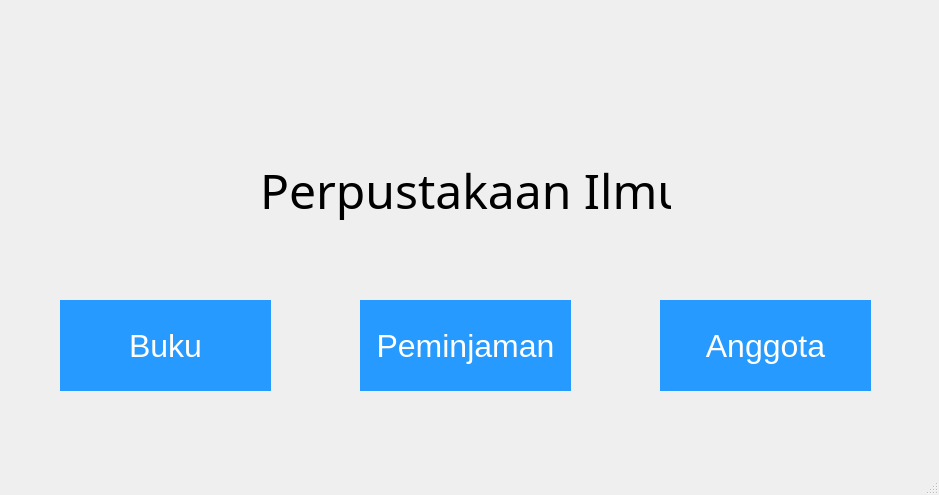
The window that library.ui (kyraa16/LibraryManagement) describes before a commit, drawn with Qt 5.
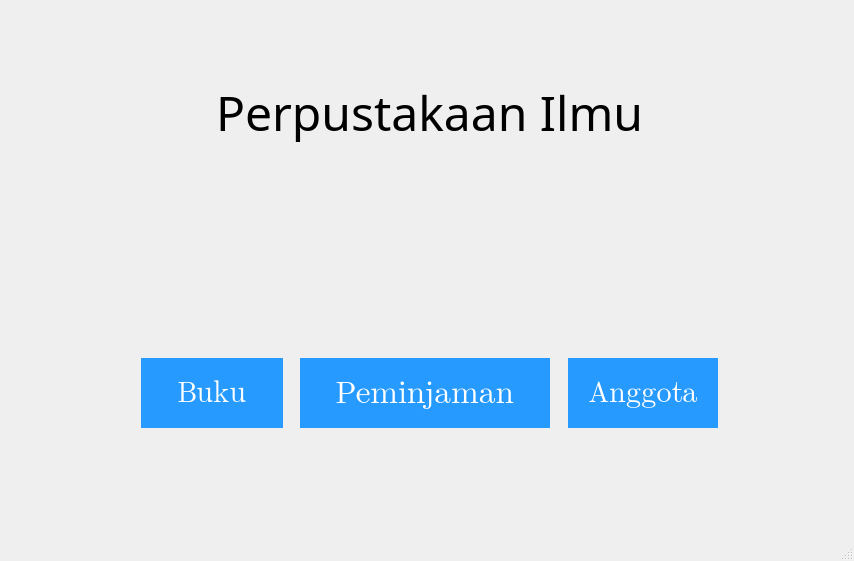
The same window after the commit. Icons and pictures are not drawn.

Diff of the .ui file:
```diff
--- a/library.ui
+++ b/library.ui
@@ -6,63 +6,46 @@
    <rect>
     <x>0</x>
     <y>0</y>
-    <width>939</width>
-    <height>495</height>
+    <width>854</width>
+    <height>561</height>
    </rect>
   </property>
   <property name="windowTitle">
    <string>Library</string>
   </property>
   <widget class="QWidget" name="centralwidget">
-   <widget class="QPushButton" name="bukuButton">
+   <widget class="QWidget" name="verticalLayoutWidget">
     <property name="geometry">
      <rect>
-      <x>60</x>
-      <y>300</y>
-      <width>211</width>
-      <height>91</height>
+      <x>130</x>
+      <y>40</y>
+      <width>599</width>
+      <height>411</height>
      </rect>
     </property>
-    <property name="font">
-     <font>
-      <pointsize>24</pointsize>
-     </font>
-    </property>
-    <property name="cursor">
-     <cursorShape>ArrowCursor</cursorShape>
-    </property>
-    <property name="styleSheet">
-     <string notr="true">#bukuButton {
-	border: none;
-	background-color: rgb(38, 154, 255);
-	color: rgb(255, 255, 255);
-}</string>
-    </property>
-    <property name="text">
-     <string>Buku</string>
-    </property>
-   </widget>
-   <widget class="QLabel" name="label">
-    <property name="geometry">
-     <rect>
-      <x>190</x>
-      <y>100</y>
-      <width>49</width>
-      <height>16</height>
-     </rect>
-    </property>
-    <property name="text">
-     <string/>
-    </property>
-   </widget>
+    <layout class="QVBoxLayout" name="verticalLayout">
+     <item>
+      <layout class="QHBoxLayout" name="horizontalLayout_2">
+       <item>
+        <spacer name="horizontalSpacer">
+         <property name="orientation">
+          <enum>Qt::Horizontal</enum>
+         </property>
+         <property name="sizeHint" stdset="0">
+          <size>
+           <width>40</width>
+           <height>20</height>
+          </size>
+         </property>
+        </spacer>
+       </item>
+       <item>
    <widget class="QLabel" name="label_2">
-    <property name="geometry">
-     <rect>
-      <x>260</x>
-      <y>140</y>
-      <width>411</width>
-      <height>101</height>
-     </rect>
+         <property name="maximumSize">
+          <size>
+           <width>16777215</width>
+           <height>100</height>
+          </size>
     </property>
     <property name="font">
      <font>
@@ -74,14 +57,50 @@
      <string>Perpustakaan Ilmu</string>
     </property>
    </widget>
+       </item>
+       <item>
+        <spacer name="horizontalSpacer_2">
+         <property name="orientation">
+          <enum>Qt::Horizontal</enum>
+         </property>
+         <property name="sizeHint" stdset="0">
+          <size>
+           <width>40</width>
+           <height>20</height>
+          </size>
+         </property>
+        </spacer>
+       </item>
+      </layout>
+     </item>
+     <item>
+      <layout class="QHBoxLayout" name="horizontalLayout_3">
+       <property name="topMargin">
+        <number>0</number>
+       </property>
+       <property name="bottomMargin">
+        <number>20</number>
+       </property>
+       <item>
+        <spacer name="horizontalSpacer_3">
+         <property name="orientation">
+          <enum>Qt::Horizontal</enum>
+         </property>
+         <property name="sizeHint" stdset="0">
+          <size>
+           <width>40</width>
+           <height>20</height>
+          </size>
+         </property>
+        </spacer>
+       </item>
+       <item>
    <widget class="QLabel" name="label_4">
-    <property name="geometry">
-     <rect>
-      <x>410</x>
-      <y>60</y>
-      <width>91</width>
-      <height>81</height>
-     </rect>
+         <property name="maximumSize">
+          <size>
+           <width>150</width>
+           <height>120</height>
+          </size>
     </property>
     <property name="text">
      <string/>
@@ -93,17 +112,90 @@
      <bool>true</bool>
     </property>
    </widget>
+       </item>
+       <item>
+        <spacer name="horizontalSpacer_4">
+         <property name="orientation">
+          <enum>Qt::Horizontal</enum>
+         </property>
+         <property name="sizeHint" stdset="0">
+          <size>
+           <width>40</width>
+           <height>20</height>
+          </size>
+         </property>
+        </spacer>
+       </item>
+      </layout>
+     </item>
+     <item>
+      <layout class="QHBoxLayout" name="horizontalLayout">
+       <item>
+        <spacer name="horizontalSpacer_7">
+         <property name="orientation">
+          <enum>Qt::Horizontal</enum>
+         </property>
+         <property name="sizeHint" stdset="0">
+          <size>
+           <width>40</width>
+           <height>20</height>
+          </size>
+         </property>
+        </spacer>
+       </item>
+       <item>
+        <widget class="QPushButton" name="bukuButton">
+         <property name="minimumSize">
+          <size>
+           <width>0</width>
+           <height>70</height>
+          </size>
+         </property>
+         <property name="font">
+          <font>
+           <family>Segoe UI Emoji</family>
+           <pointsize>22</pointsize>
+          </font>
+         </property>
+         <property name="cursor">
+          <cursorShape>ArrowCursor</cursorShape>
+         </property>
+         <property name="styleSheet">
+          <string notr="true">#bukuButton {
+	border: none;
+	background-color: rgb(38, 154, 255);
+	color: rgb(255, 255, 255);
+}</string>
+         </property>
+         <property name="text">
+          <string>     Buku     </string>
+         </property>
+        </widget>
+       </item>
+       <item>
+        <spacer name="horizontalSpacer_5">
+         <property name="orientation">
+          <enum>Qt::Horizontal</enum>
+         </property>
+         <property name="sizeHint" stdset="0">
+          <size>
+           <width>40</width>
+           <height>20</height>
+          </size>
+         </property>
+        </spacer>
+       </item>
+       <item>
    <widget class="QPushButton" name="peminjamanButton">
-    <property name="geometry">
-     <rect>
-      <x>360</x>
-      <y>300</y>
-      <width>211</width>
-      <height>91</height>
-     </rect>
+         <property name="minimumSize">
+          <size>
+           <width>250</width>
+           <height>70</height>
+          </size>
     </property>
     <property name="font">
      <font>
+           <family>Segoe UI Emoji</family>
       <pointsize>24</pointsize>
      </font>
     </property>
@@ -115,21 +207,36 @@
 }</string>
     </property>
     <property name="text">
-     <string>Peminjaman</string>
-    </property>
-   </widget>
+          <string> Peminjaman </string>
+         </property>
+        </widget>
+       </item>
+       <item>
+        <spacer name="horizontalSpacer_6">
+         <property name="orientation">
+          <enum>Qt::Horizontal</enum>
+         </property>
+         <property name="sizeHint" stdset="0">
+          <size>
+           <width>40</width>
+           <height>20</height>
+          </size>
+         </property>
+        </spacer>
+       </item>
+       <item>
    <widget class="QPushButton" name="anggota">
-    <property name="geometry">
-     <rect>
-      <x>660</x>
-      <y>300</y>
-      <width>211</width>
-      <height>91</height>
-     </rect>
+         <property name="minimumSize">
+          <size>
+           <width>150</width>
+           <height>70</height>
+          </size>
     </property>
     <property name="font">
      <font>
-      <pointsize>24</pointsize>
+           <family>Segoe UI Emoji</family>
+           <pointsize>22</pointsize>
+           <bold>false</bold>
      </font>
     </property>
     <property name="styleSheet">
@@ -138,8 +245,32 @@
 color: rgb(255, 255, 255);</string>
     </property>
     <property name="text">
-     <string>Anggota</string>
-    </property>
+          <string>    Anggota    </string>
+         </property>
+         <property name="iconSize">
+          <size>
+           <width>16</width>
+           <height>20</height>
+          </size>
+         </property>
+        </widget>
+       </item>
+       <item>
+        <spacer name="horizontalSpacer_8">
+         <property name="orientation">
+          <enum>Qt::Horizontal</enum>
+         </property>
+         <property name="sizeHint" stdset="0">
+          <size>
+           <width>40</width>
+           <height>20</height>
+          </size>
+         </property>
+        </spacer>
+       </item>
+      </layout>
+     </item>
+    </layout>
    </widget>
   </widget>
   <widget class="QMenuBar" name="menubar">
```
Left out of the diff: 2 changed lines with no effect on the pictures. Lines whose indentation alone changed are shown as unchanged.
